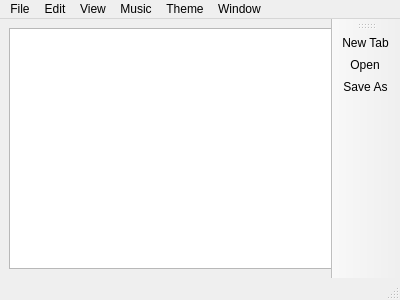
Old version of the form IniNamaAplikasiNotepad/Ini_Nama_Aplikasi_Notepad/notepad.ui in the repository fernandezlee942-sys/Ini-Nama-Aplikasi-Notepad.
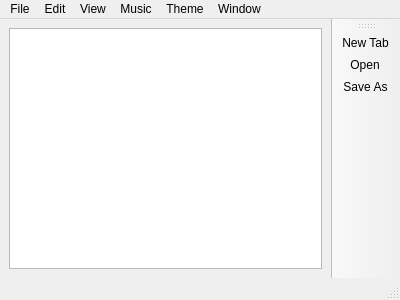
New version of the form. Icons and pictures are not drawn.

Commit message: calendar, ui and calc pointer

Diff of the .ui file:
```diff
--- a/IniNamaAplikasiNotepad/Ini_Nama_Aplikasi_Notepad/notepad.ui
+++ b/IniNamaAplikasiNotepad/Ini_Nama_Aplikasi_Notepad/notepad.ui
@@ -26,21 +26,15 @@
    <string>Notepad</string>
   </property>
   <widget class="QWidget" name="centralwidget">
-   <widget class="QWidget" name="verticalLayoutWidget">
-    <property name="geometry">
-     <rect>
-      <x>9</x>
-      <y>9</y>
-      <width>341</width>
-      <height>241</height>
-     </rect>
-    </property>
+   <layout class="QVBoxLayout" name="verticalLayout_2">
+    <item>
     <layout class="QVBoxLayout" name="verticalLayout">
      <item>
       <widget class="QTextEdit" name="textEdit"/>
      </item>
     </layout>
-   </widget>
+    </item>
+   </layout>
   </widget>
   <widget class="QMenuBar" name="menubar">
    <property name="geometry">
```
Left out of the diff: 14 changed lines with no effect on the pictures. Lines whose indentation alone changed are shown as unchanged. The commit also changes 6 other files.
